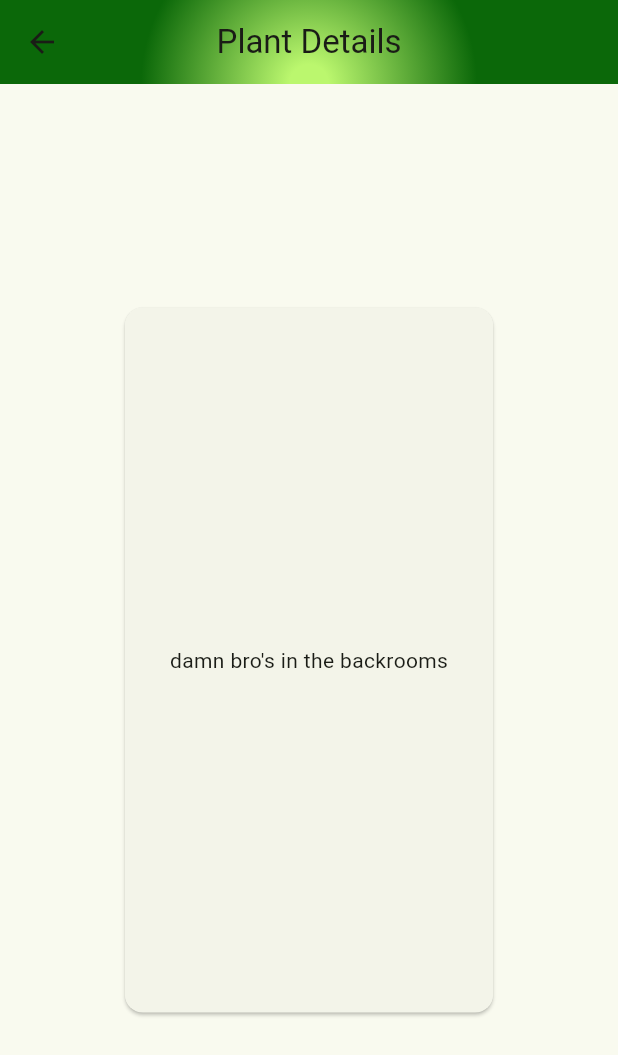
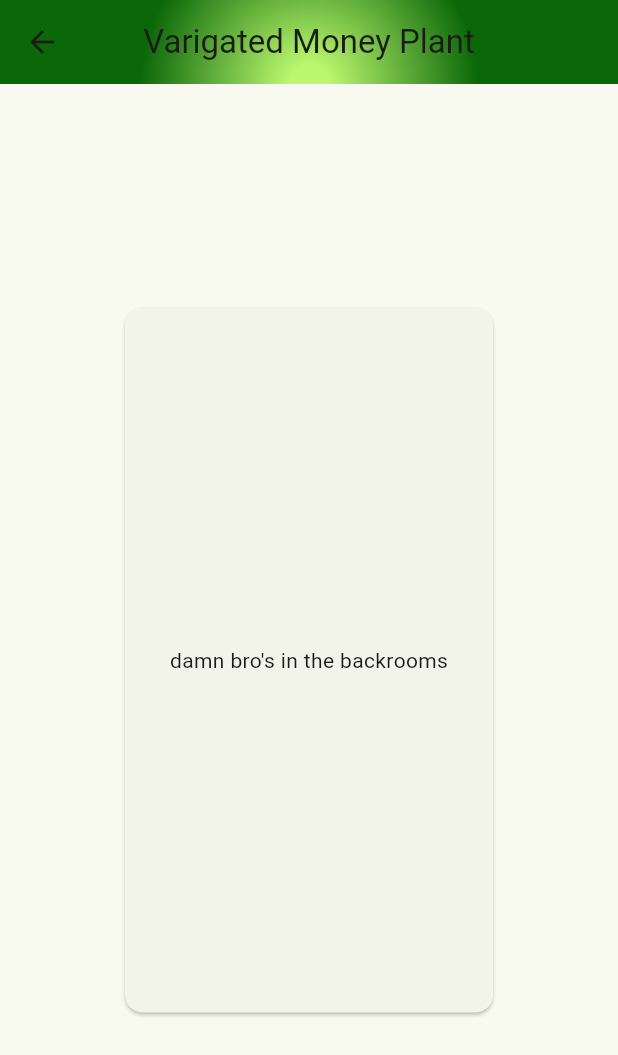
Before and after one commit to FGXB1/plant_doctor, a Flutter app: the ExplorePage screen opened directly, after a tap on "Varigated Money Plant", on a phone screen of 412 x 824 dp. Shown: the top 1055 px of the screen. Run offline on Flutter 3.47's test engine with Material 3 defaults, Android fonts, the phone set to English and light mode, and no system bars; our stand-ins replace font_awesome_flutter; missing offline and left inert: whatsapp.

Commit message:
added providers, worked a bit on plant detail page

```diff
--- a/lib/explore.dart
+++ b/lib/explore.dart
@@ -1,5 +1,6 @@
 import 'package:flutter/material.dart';
 import 'package:plant_doctor/plant_detail.dart';
+import 'package:provider/provider.dart';
 import './models/plant.dart';
 
 class ExplorePage extends StatelessWidget {
@@ -14,13 +15,16 @@ class ExplorePage extends StatelessWidget {
     Plant(name: "Tulsi", img: "assets/images/iga06.png")
   ];
 
-  void _selectPlant(context) {
+  void _selectPlant(context, String plantName, String plantImg) {
     Navigator.push(context,
-        MaterialPageRoute(builder: (context) => const PlantDetailPage()));
+        MaterialPageRoute(builder: (context) => PlantDetailPage(name: plantName, img: plantImg,)));
   }
 
   @override
   Widget build(BuildContext context) {
+    final plantProvider = Provider.of<PlantProvider>(context);
+    final providedList = plantProvider.plantList;
+
     return Scaffold(
       appBar: AppBar(
         centerTitle: true,
@@ -44,7 +48,7 @@ class ExplorePage extends StatelessWidget {
               crossAxisCount: 2, crossAxisSpacing: 10.0, mainAxisSpacing: 10.0),
           itemCount: _plantList.length,
           itemBuilder: (context, index) => GestureDetector( // to make it clickable
-            onTap: () => _selectPlant(context),
+            onTap: () => _selectPlant(context, providedList[index].name, providedList[index].img),
             child: Card(
               shape: RoundedRectangleBorder(
                 borderRadius: BorderRadius.circular(8.0),
@@ -61,7 +65,8 @@ class ExplorePage extends StatelessWidget {
                   Expanded(
                     flex: 4,
                     child: Image.asset(
-                      _plantList[index].img,
+                      // _plantList[index].img,
+                      providedList[index].img,
                       fit: BoxFit.cover,
                       width: double.infinity,
                     ),
@@ -74,7 +79,7 @@ class ExplorePage extends StatelessWidget {
                       child: FittedBox(
                         fit: BoxFit.scaleDown,
                         child: Text(
-                          _plantList[index].name,
+                          providedList[index].name,
                           textAlign: TextAlign.center,
                         ),
                       ),
--- a/lib/main.dart
+++ b/lib/main.dart
@@ -1,4 +1,6 @@
 import 'package:flutter/material.dart';
+import 'package:provider/provider.dart';
+import 'models/plant.dart';
 import 'homepage.dart';
 
 void main() {
@@ -14,12 +16,16 @@ class MyApp extends StatelessWidget {
 
   @override
   Widget build(BuildContext context) {
-    return MaterialApp(
-      title: 'Plant Doctor',
-      theme: ThemeData(
-        colorScheme: kColorScheme,
-        useMaterial3: true
+    return ChangeNotifierProvider(
+      create: (context) => PlantProvider(),
+      child: MaterialApp(
+        title: 'Plant Doctor',
+        theme: ThemeData(
+          colorScheme: kColorScheme,
+          useMaterial3: true
+        ),
+        home: Homepage(),
       ),
-      home: Homepage(),
     );
   }
+}
--- a/lib/models/plant.dart
+++ b/lib/models/plant.dart
@@ -1,3 +1,4 @@
+import 'package:flutter/material.dart';
 import 'package:uuid/uuid.dart';
 const uuid = Uuid();
 
@@ -7,4 +8,16 @@ class Plant {
   final String img;
   final String id;
   final String name;
+
 }
+
+class PlantProvider with ChangeNotifier {
+  final List<Plant> plantList = [
+    Plant(name: "Varigated Money Plant", img: "assets/images/iga01.png"),
+    Plant(name: "Syngonium", img: "assets/images/iga02.png"),
+    Plant(name: "Ariala Plant", img: "assets/images/iga03.png"),
+    Plant(name: "Jade Plant", img: "assets/images/iga04.png"),
+    Plant(name: "Pothos", img: "assets/images/iga05.png"),
+    Plant(name: "Tulsi", img: "assets/images/iga06.png")
+  ];
+}
--- a/lib/plant_detail.dart
+++ b/lib/plant_detail.dart
@@ -1,14 +1,19 @@
 import 'package:flutter/material.dart';
+import 'package:plant_doctor/models/plant.dart';
+import 'package:provider/provider.dart';
 
 class PlantDetailPage extends StatelessWidget {
-  const PlantDetailPage({super.key});
+  const PlantDetailPage({super.key, required this.name, required this.img});
+  final String name;
+  final String img;
 
   @override
   Widget build(BuildContext context) {
+
     return Scaffold(
       appBar: AppBar(
         centerTitle: true,
-        title: const Text('Plant Details'),
+        title: Text(name),
         flexibleSpace: Container(
           decoration: const BoxDecoration(
             gradient: RadialGradient(
--- a/pubspec.yaml
+++ b/pubspec.yaml
@@ -41,6 +41,7 @@ dependencies:
   add_2_calendar: ^3.0.1
   uuid: ^4.4.0
   image: ^4.2.0
+  provider: ^6.1.2
 
 dev_dependencies:
   flutter_test:
```
Also changed, not shown: pubspec.lock.
